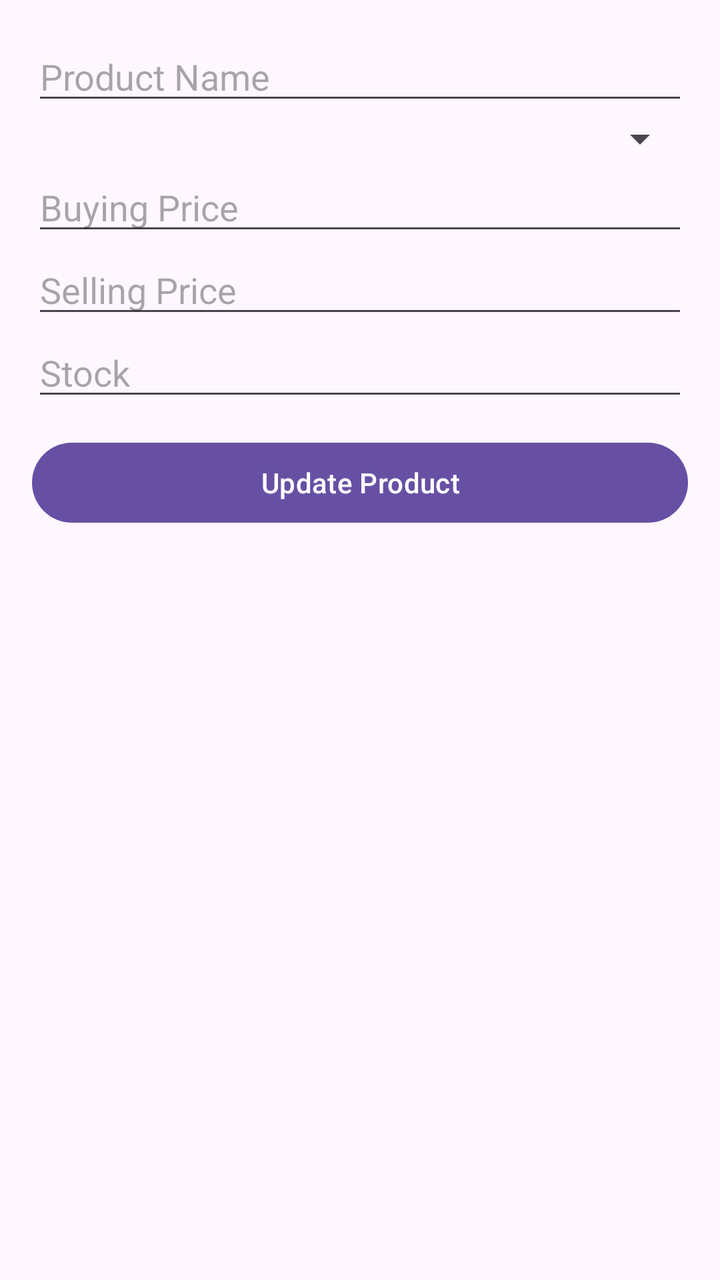
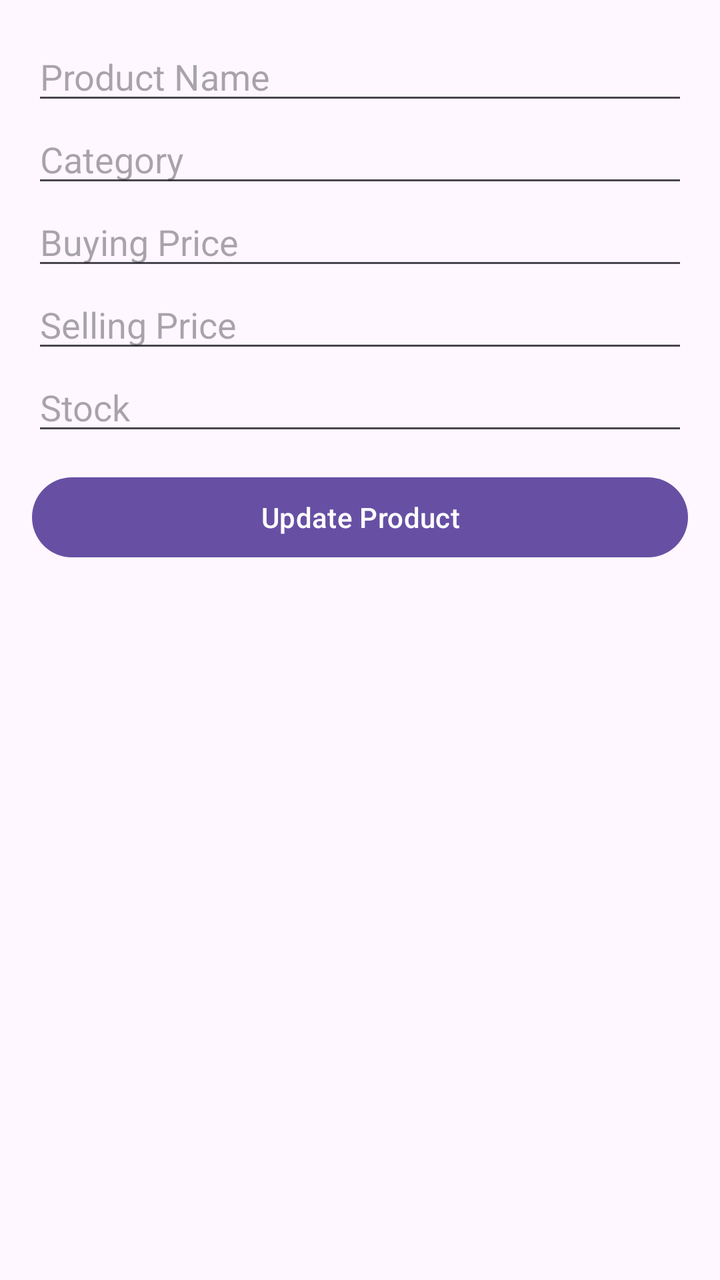

Two renders of the same Android screen: before a commit and after it. Below are the layout's source before the change and the commit's diff.
<!-- AndroidManifest.xml: application theme Theme._10 -->
<!-- res/layout/dialog_edit_product.xml -->
<?xml version="1.0" encoding="utf-8"?>
<LinearLayout xmlns:android="http://schemas.android.com/apk/res/android"
    android:layout_width="match_parent"
    android:layout_height="wrap_content"
    android:orientation="vertical"
    android:padding="16dp">

    <EditText
        android:id="@+id/etName"
        android:layout_width="match_parent"
        android:layout_height="wrap_content"
        android:hint="Product Name"/>

    <Spinner
        android:id="@+id/spinnerCategory"
        android:layout_width="match_parent"
        android:layout_height="wrap_content"/>

    <EditText
        android:id="@+id/etBuying"
        android:layout_width="match_parent"
        android:layout_height="wrap_content"
        android:hint="Buying Price"
        android:inputType="numberDecimal"/>

    <EditText
        android:id="@+id/etSelling"
        android:layout_width="match_parent"
        android:layout_height="wrap_content"
        android:hint="Selling Price"
        android:inputType="numberDecimal"/>

    <EditText
        android:id="@+id/etStock"
        android:layout_width="match_parent"
        android:layout_height="wrap_content"
        android:hint="Stock"
        android:inputType="number"/>

    <Button
        android:id="@+id/btnUpdate"
        android:layout_width="match_parent"
        android:layout_height="wrap_content"
        android:text="Update Product"
        android:layout_marginTop="12dp"/>

</LinearLayout>
<!-- resources referenced by this layout -->
<resources>
  <style name="Theme._10" parent="Base.Theme._10" />
  <style name="Base.Theme._10" parent="Theme.Material3.DayNight.NoActionBar">
          
          
      </style>
</resources>

<!-- the commit's change to res/layout/dialog_edit_product.xml (unified diff, before → after) -->
@@ -11,10 +11,12 @@
         android:layout_height="wrap_content"
         android:hint="Product Name"/>
 
-    <Spinner
-        android:id="@+id/spinnerCategory"
+    <EditText
+        android:id="@+id/etCategory"
         android:layout_width="match_parent"
-        android:layout_height="wrap_content"/>
+        android:layout_height="wrap_content"
+        android:hint="Category"
+        />
 
     <EditText
         android:id="@+id/etBuying"
